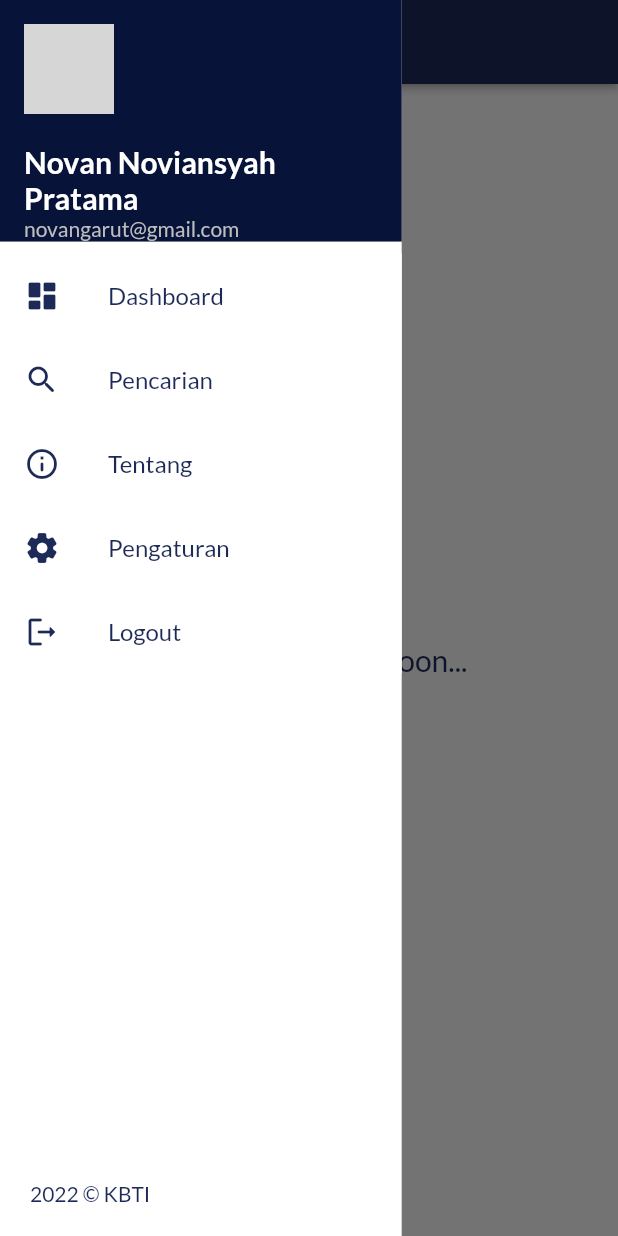
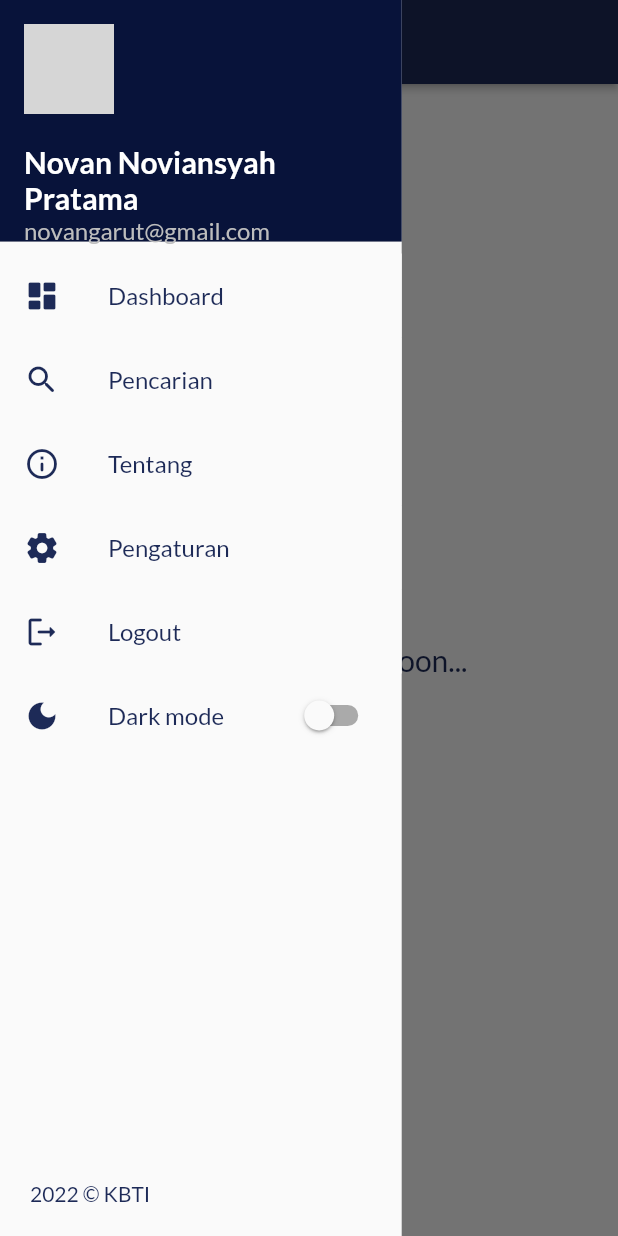
Before and after one commit to novannp/flutter_kbti, a Flutter app: the DashboardScreen screen opened directly, with the side drawer open, on a phone screen of 412 x 824 dp. Run offline on Flutter 3.47's test engine with Material 2 defaults, Android fonts, the phone set to English and light mode, and no system bars; our stand-ins replace google_fonts, shared_preferences; accounts and stored records are empty; network calls fail; grey boxes are pictures that could not be loaded.

Commit message:
[FIX] Dark Theme

```diff
--- a/lib/main.dart
+++ b/lib/main.dart
@@ -1,4 +1,5 @@
 import 'package:flutter/material.dart';
+import 'package:kbti_app/prefs/theme_preference.dart';
 import 'package:kbti_app/providers/definition_provider.dart';
 import 'package:kbti_app/providers/dropdown_provider.dart';
 import 'package:kbti_app/screens/splash_screen.dart';
--- a/lib/screens/home_screen.dart
+++ b/lib/screens/home_screen.dart
@@ -322,10 +322,7 @@
         children: [
           Text(
             'Kategori',
-            style: GoogleFonts.lato(
-              fontSize: 20,
-              fontWeight: FontWeight.bold,
-            ),
+            style: Theme.of(context).textTheme.headline3,
           ),
           FutureBuilder(
             future: dropdownProvider.getCategory(),
--- a/lib/screens/themes.dart
+++ b/lib/screens/themes.dart
@@ -13,6 +13,7 @@
     appBarTheme: const AppBarTheme(
       backgroundColor: Color(0xff23272a),
     ),
+    listTileTheme: ListTileThemeData(iconColor: Colors.white),
     dialogTheme: DialogTheme(
         backgroundColor: const Color(0xff23272a),
         titleTextStyle: GoogleFonts.lato(color: Colors.white),
@@ -20,6 +21,7 @@
           color: Colors.white,
         )),
     dividerColor: Colors.grey,
+    iconTheme: const IconThemeData(color: Colors.white),
     scaffoldBackgroundColor: const Color(0xff2C2F33),
     cardColor: const Color(0xff23272a),
     inputDecorationTheme: InputDecorationTheme(
@@ -27,6 +29,22 @@
     ),
     textTheme: TextTheme(
         subtitle1: GoogleFonts.lato(),
+        headline1: GoogleFonts.lato(
+          fontSize: 30,
+          fontWeight: FontWeight.w600,
+          color: Colors.white60,
+        ),
+        headline3: GoogleFonts.lato(
+          fontSize: 20,
+          fontWeight: FontWeight.bold,
+          color: Colors.white,
+        ),
+        headline4: GoogleFonts.lato(
+          fontWeight: FontWeight.bold,
+          fontSize: 18,
+          color: Colors.white,
+        ),
+        bodyText1: GoogleFonts.lato(fontSize: 16, color: Colors.white),
         bodyText2: GoogleFonts.lato(
           color: const Color.fromARGB(255, 233, 233, 233),
         )));
@@ -34,4 +52,25 @@
 ThemeData lightTheme = ThemeData(
   brightness: Brightness.light,
   appBarTheme: AppBarTheme(backgroundColor: blueColor),
+  iconTheme: IconThemeData(color: blueColor),
+  listTileTheme: ListTileThemeData(iconColor: blueColor),
+  textTheme: TextTheme(
+    headline1: GoogleFonts.lato(
+      fontSize: 30,
+      fontWeight: FontWeight.w600,
+      color: blueColor,
+    ),
+    headline3: GoogleFonts.lato(
+      fontSize: 20,
+      fontWeight: FontWeight.bold,
+      color: Colors.black,
+    ),
+    headline4: GoogleFonts.lato(
+      fontWeight: FontWeight.bold,
+      fontSize: 18,
+      color: Colors.black,
+    ),
+    bodyText1: GoogleFonts.lato(fontSize: 16, color: blueColor),
+    subtitle1: GoogleFonts.lato(),
+  ),
 );
--- a/lib/widgets/custom_app_bar.dart
+++ b/lib/widgets/custom_app_bar.dart
@@ -5,7 +5,6 @@
 
 AppBar buildAppBar(String title) {
   return AppBar(
-      backgroundColor: isDarkMode ? Color(0xff23272a) : blueColor,
       elevation: 2,
       title: title == ''
           ? Image.asset(
--- a/lib/widgets/definition_card.dart
+++ b/lib/widgets/definition_card.dart
@@ -30,14 +30,12 @@
               context: context,
               builder: (BuildContext contect) {
                 return AlertDialog(
-                  title: Text(
-                    definition.term,
-                    style: GoogleFonts.lato(
-                      fontWeight: FontWeight.bold,
-                      fontSize: 18,
-                    ),
+                  title: Text(definition.term,
+                      style: Theme.of(context).textTheme.headline4),
+                  content: Text(
+                    definition.definition,
+                    style: Theme.of(context).textTheme.subtitle1,
                   ),
-                  content: Text(definition.definition),
                 );
               });
         },
@@ -55,11 +53,7 @@
                 children: [
                   Text(
                     definition.term,
-                    style: GoogleFonts.lato(
-                      fontSize: 30,
-                      fontWeight: FontWeight.w600,
-                      color: isDarkMode ? Colors.white60 : blueColor,
-                    ),
+                    style: Theme.of(context).textTheme.headline1,
                   ),
                   Spacer(),
                   GestureDetector(
@@ -100,12 +94,8 @@
                 ],
               ),
               SizedBox(height: 10),
-              Text(
-                definition.definition,
-                style: GoogleFonts.lato(
-                  fontSize: 15,
-                ),
-              ),
+              Text(definition.definition,
+                  style: Theme.of(context).textTheme.subtitle1),
               SizedBox(height: 5),
               Row(
                 mainAxisAlignment: MainAxisAlignment.spaceBetween,
--- a/lib/widgets/drawer_list_tile.dart
+++ b/lib/widgets/drawer_list_tile.dart
@@ -15,7 +15,7 @@
   @override
   Widget build(BuildContext context) {
     return Material(
-      color: Colors.white,
+      color: Theme.of(context).canvasColor,
       child: InkWell(
         splashColor: blueDarkColor,
         onTap: onTap,
@@ -23,7 +23,7 @@
           leading: icon,
           title: Text(
             title,
-            style: GoogleFonts.lato(fontSize: 16, color: blueColor),
+            style: Theme.of(context).textTheme.bodyText1,
           ),
         ),
       ),
--- a/lib/widgets/navigation_drawer.dart
+++ b/lib/widgets/navigation_drawer.dart
@@ -23,7 +23,7 @@
   @override
   Widget build(BuildContext context) {
     return Container(
-      color: Colors.white,
+      color: Theme.of(context).canvasColor,
       height: double.infinity,
       width: (MediaQuery.of(context).size.width) * 0.65,
       child: Stack(
@@ -64,7 +64,7 @@
               ),
               DrawerListTile(
                 title: 'Dashboard',
-                icon: Icon(Icons.dashboard_rounded, color: blueColor),
+                icon: Icon(Icons.dashboard_rounded),
                 onTap: () {
                   Navigator.push(context, MaterialPageRoute(builder: (context) {
                     return const DashboardScreen();
@@ -73,7 +73,7 @@
               ),
               DrawerListTile(
                 title: 'Pencarian',
-                icon: Icon(Icons.search_rounded, color: blueColor),
+                icon: Icon(Icons.search_rounded),
                 onTap: () {
                   Navigator.push(context, MaterialPageRoute(builder: (context) {
                     return const HomeScreen();
@@ -82,7 +82,7 @@
               ),
               DrawerListTile(
                 title: 'Tentang',
-                icon: Icon(Icons.info_outline_rounded, color: blueColor),
+                icon: Icon(Icons.info_outline_rounded),
                 onTap: () {
                   Navigator.push(context, MaterialPageRoute(builder: (context) {
                     return const AboutScreen();
@@ -91,7 +91,7 @@
               ),
               DrawerListTile(
                   title: 'Pengaturan',
-                  icon: Icon(Icons.settings_rounded, color: blueColor),
+                  icon: Icon(Icons.settings_rounded),
                   onTap: () {
                     Navigator.pushAndRemoveUntil(
                         context,
@@ -101,7 +101,7 @@
                   }),
               DrawerListTile(
                 title: 'Logout',
-                icon: Icon(Icons.logout_rounded, color: blueColor),
+                icon: const Icon(Icons.logout_rounded),
                 onTap: () {
                   showDialog(
                     context: context,
@@ -134,6 +134,16 @@
                   );
                 },
               ),
+              ListTile(
+                leading: Icon(Icons.dark_mode,
+                    color: isDarkMode ? Colors.white : blueColor),
+                title: Text(
+                  'Dark mode',
+                  style: GoogleFonts.lato(
+                      color: isDarkMode ? Colors.white : blueColor),
+                ),
+                trailing: const SwitchDarkMode(),
+              ),
               const Spacer(),
               Padding(
                 padding: const EdgeInsets.all(20.0),
```
